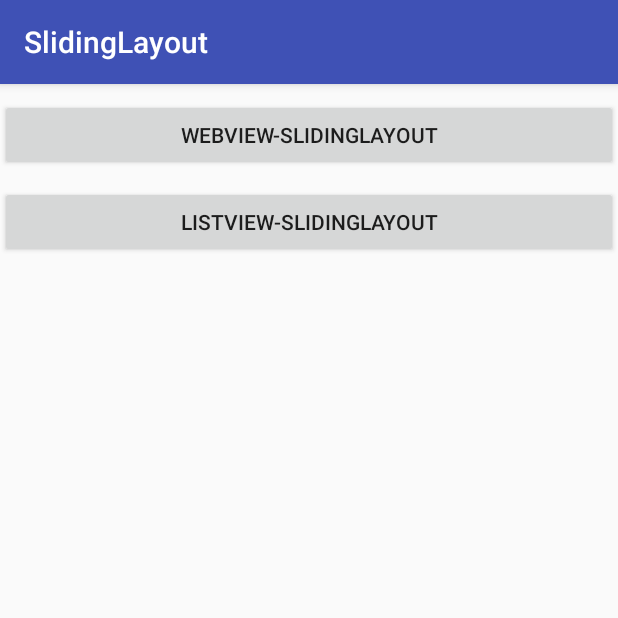
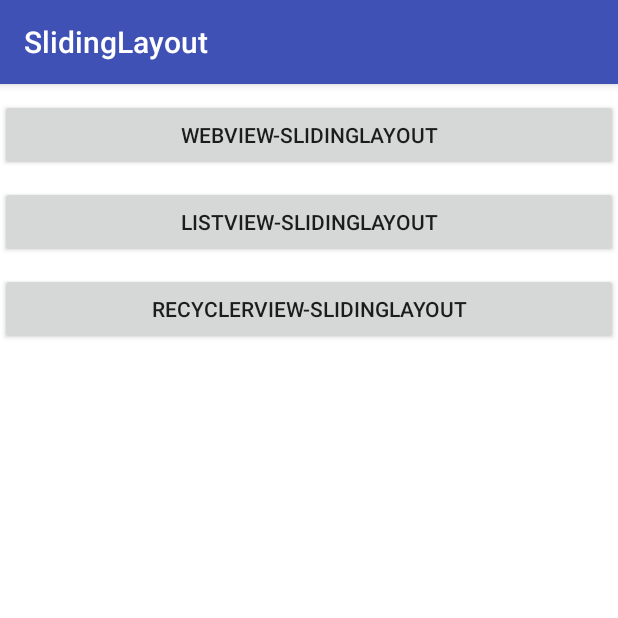
Before and after one commit to HomHomLin/SlidingLayout, an Android app: the screen it shows after launch (MainActivity), on a phone screen of 412 x 824 dp, the top half of it. Run offline under Robolectric (Android 15) with nearby library versions, the phone set to English and light mode, and no system bars; libraries missing offline, so code that uses them is left out: com.nineoldandroids.view.

Commit message:
update code

```diff
--- a/app/build.gradle
+++ b/app/build.gradle
@@ -24,4 +24,5 @@ dependencies {
     testCompile 'junit:junit:4.12'
     compile project(':library')
     compile 'com.android.support:appcompat-v7:23.3.0'
+    compile 'com.android.support:recyclerview-v7:23.3.0'
 }
--- a/app/src/main/AndroidManifest.xml
+++ b/app/src/main/AndroidManifest.xml
@@ -20,6 +20,8 @@
         </activity>
         <activity android:name=".ListViewActivity">
         </activity>
+        <activity android:name=".RecyclerViewActivity">
+        </activity>
     </application>
 
 </manifest>
--- a/app/src/main/java/lib/homhomlib/design/ui/MainActivity.java
+++ b/app/src/main/java/lib/homhomlib/design/ui/MainActivity.java
@@ -17,7 +17,7 @@ public class MainActivity extends AppCompatActivity {
         webView.setOnClickListener(new View.OnClickListener() {
             @Override
             public void onClick(View v) {
-                startActivity(new Intent(MainActivity.this,WebViewActivity.class));
+                startActivity(new Intent(MainActivity.this, WebViewActivity.class));
             }
         });
         Button listView = (Button)this.findViewById(R.id.btnListView);
@@ -27,5 +27,12 @@ public class MainActivity extends AppCompatActivity {
                 startActivity(new Intent(MainActivity.this,ListViewActivity.class));
             }
         });
+        Button recyclerView = (Button)this.findViewById(R.id.btnRecyclerView);
+        recyclerView.setOnClickListener(new View.OnClickListener() {
+            @Override
+            public void onClick(View v) {
+                startActivity(new Intent(MainActivity.this,RecyclerViewActivity.class));
+            }
+        });
     }
 }
--- a/app/src/main/res/layout/activity_main.xml
+++ b/app/src/main/res/layout/activity_main.xml
@@ -1,5 +1,15 @@
 <?xml version="1.0" encoding="utf-8"?>
-<LinearLayout xmlns:android="http://schemas.android.com/apk/res/android"
+<lib.homhomlib.design.SlidingLayout  xmlns:android="http://schemas.android.com/apk/res/android"
+    xmlns:app="http://schemas.android.com/apk/res-auto"
+    android:id="@+id/slidingLayout"
+    android:layout_width="match_parent"
+    android:layout_height="match_parent"
+    app:background_view="@layout/white_bg">
+    <ScrollView
+        android:layout_width="match_parent"
+        android:layout_height="match_parent"
+        android:background="#FFFFFF">
+        <LinearLayout
             android:orientation="vertical"
             android:layout_width="match_parent"
             android:layout_height="match_parent">
@@ -8,11 +18,22 @@
                 android:layout_width="match_parent"
                 android:layout_height="wrap_content"
                 android:layout_marginTop="10dp"
+                android:padding="5dp"
                 android:text="WebView-SlidingLayout"/>
             <Button
                 android:id="@+id/btnListView"
                 android:layout_width="match_parent"
                 android:layout_height="wrap_content"
                 android:layout_marginTop="10dp"
+                android:padding="5dp"
                 android:text="ListView-SlidingLayout"/>
+            <Button
+                android:id="@+id/btnRecyclerView"
+                android:layout_width="match_parent"
+                android:layout_height="wrap_content"
+                android:layout_marginTop="10dp"
+                android:padding="5dp"
+                android:text="RecyclerView-SlidingLayout"/>
         </LinearLayout>
+    </ScrollView>
+</lib.homhomlib.design.SlidingLayout>
--- a/app/src/main/res/layout/activity_webview.xml
+++ b/app/src/main/res/layout/activity_webview.xml
@@ -4,6 +4,7 @@
     android:id="@+id/slidingLayout"
     android:layout_width="match_parent"
     android:layout_height="match_parent"
+    app:sliding_mode="top"
     app:background_view="@layout/view_bg">
     <WebView
         android:id="@+id/webView"
--- a/library/src/main/res/values/attrs.xml
+++ b/library/src/main/res/values/attrs.xml
@@ -2,5 +2,10 @@
 <resources>
     <declare-styleable name="SlidingLayout">
         <attr name="background_view" format="reference"/>
+        <attr name="sliding_mode" format="enum">
+            <enum name="both" value="0"/>
+            <enum name="top" value="1"/>
+            <enum name="bottom" value="2"/>
+        </attr>
     </declare-styleable>
 </resources>
```
Also changed, not shown: app/src/main/java/lib/homhomlib/design/ui/RecyclerViewActivity.java (added, +59 -0 lines), app/src/main/res/layout/activity_recyclerview.xml (added, +14 -0 lines), app/src/main/res/layout/view_bg.xml (+12 -4 lines), app/src/main/res/layout/white_bg.xml (added, +7 -0 lines), library/src/main/java/lib/homhomlib/design/SlidingLayout.java (+55 -25 lines). Lines whose indentation alone changed are shown as unchanged.
